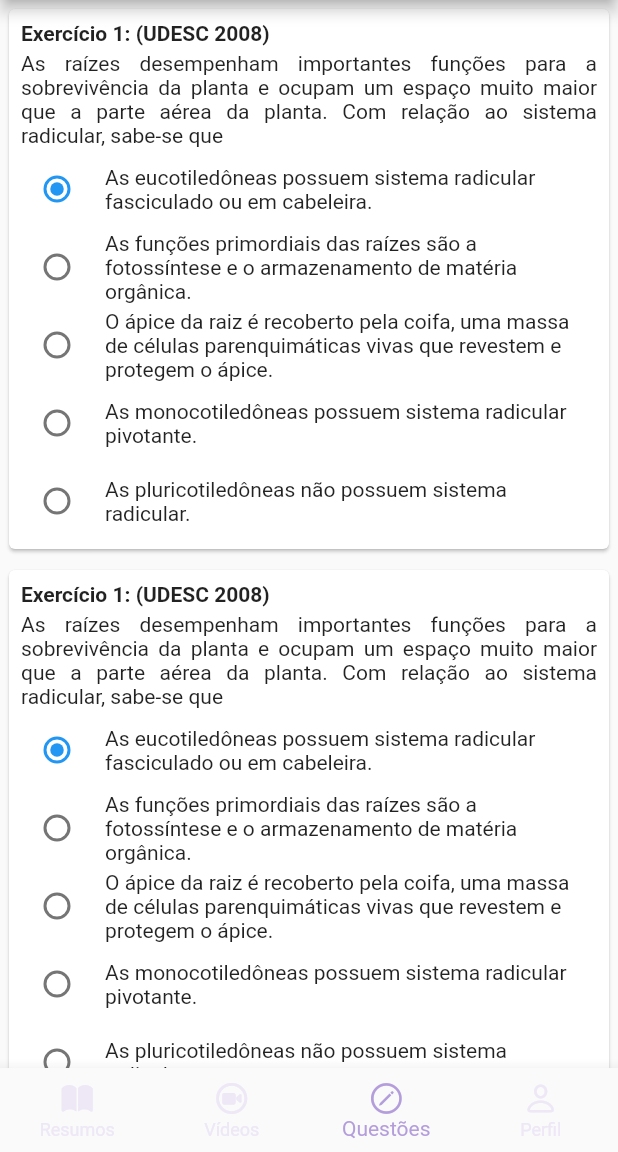
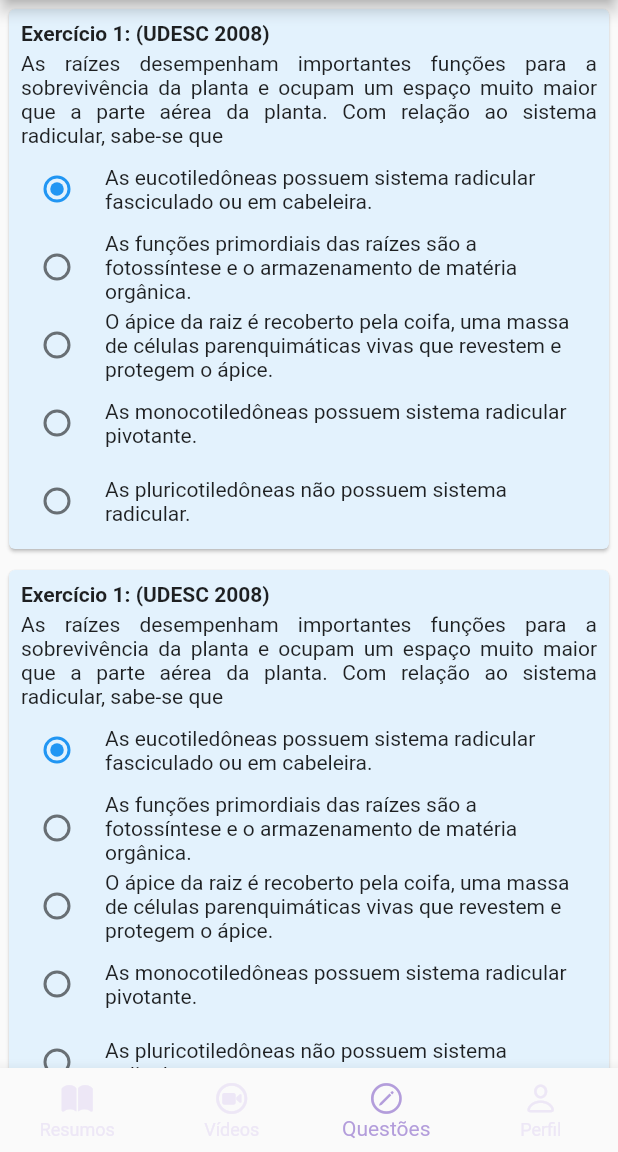
Before and after one commit to cristianocosta13/ScienceNotesTeste, a Flutter app: the Disciplina screen opened directly with sample values from the repository, item 3 of the bottom bar chosen, on a phone screen of 412 x 824 dp, the part 84-1236 px from its top. Run offline on Flutter 3.47's test engine with Material 2 defaults, Android fonts, the phone set to English and light mode, and no system bars; our stand-ins replace carousel_slider; missing offline and left inert: dart:ffi; network calls fail.

Commit message:
Add files via upload

```diff
--- a/lib/domain/questao.dart
+++ b/lib/domain/questao.dart
@@ -1,24 +1,27 @@
 import 'package:flutter/material.dart';
 
 class Questao {
+  final String banca;
   final String pergunta;
   final String alt1;
   final String alt2;
   final String alt3;
   final String alt4;
   final String alt5;
+  final Color corQuestao;
   //final Color corBotao;
   //final Color corConteudo;
 
 
   Questao({
+    required this.banca,
     required this.pergunta,
     required this.alt1,
     required this.alt2,
     required this.alt3,
     required this.alt4,
     required this.alt5,
-    //required this.corConteudo,
+    required this.corQuestao,
     //required this.corConteudo,
   });
 }
--- a/lib/widgets/card_questao.dart
+++ b/lib/widgets/card_questao.dart
@@ -24,13 +24,14 @@ class _CardQuestaoState extends State<CardQuestao> {
     return Padding(
       padding: const EdgeInsets.all(2.0),
       child: Card(
+        color: widget.conteudo.questao[widget.indice].corQuestao,
         child: Padding(
           padding: const EdgeInsets.all(8.0),
           child: Column(
             crossAxisAlignment: CrossAxisAlignment.start,
             children: [
-              const Text('Exercício 1: (UDESC 2008) ',
-                style: TextStyle(
+                Text(widget.conteudo.questao[widget.indice].banca,
+                style: const TextStyle(
                   fontWeight: FontWeight.bold,
                 ),
                 textAlign: TextAlign.justify,
```
Also changed, not shown: lib/data/BD.dart (+24 -15 lines), lib/pages/questoes_page.dart (+9 -0 lines).
